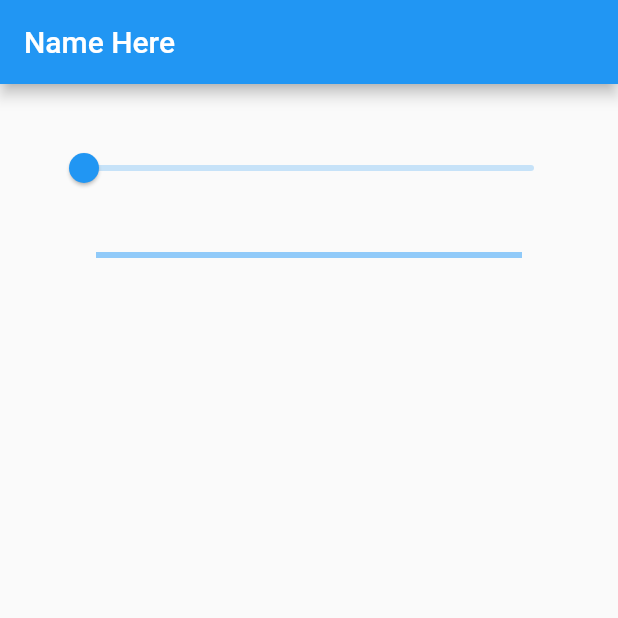
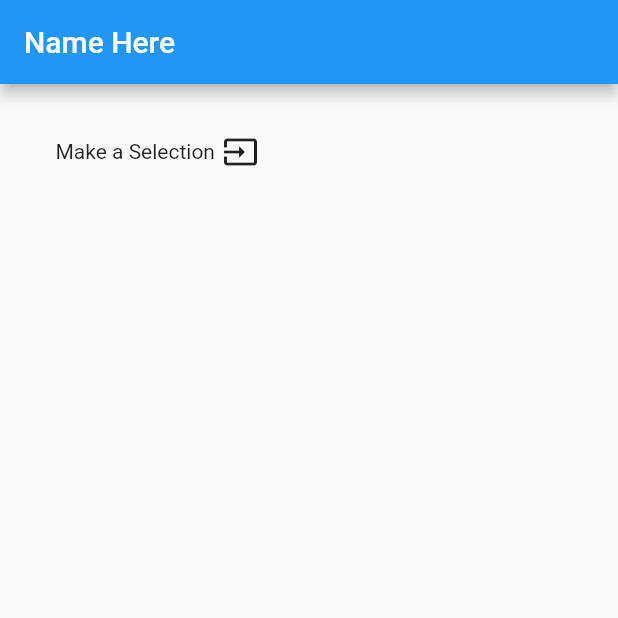
Before and after one commit to skmdaamir/sampleproject, a Flutter app: the screen it shows after launch, on a phone screen of 412 x 824 dp, the top half of it. Run offline on Flutter 3.47's test engine with Material 2 defaults, Android fonts, the phone set to English and light mode, and no system bars.

Commit message:
completed Dropdownlist

```diff
--- a/lib/main.dart
+++ b/lib/main.dart
@@ -14,39 +14,61 @@ class MyApp extends StatefulWidget {
   _MyAppState createState() => _MyAppState();
 }
 
+enum Animals { Cat, Dog, Bird, Lizard, Fish }
+
 class _MyAppState extends State<MyApp> {
-  double _value = 0.0;
-  void onChange(double value) => setState(() => _value = value);
+  Animals _selected = Animals.Cat;
+  String _value = "Make a Selection";
+  List<PopupMenuEntry<Animals>> _items = new List<PopupMenuEntry<Animals>>();
+
+  @override
+  void initState() {
+    for (Animals animal in Animals.values) {
+      _items.add(new PopupMenuItem(
+        child: Text(
+          _getDisplay(animal),
+        ),
+        value: animal,
+      ));
+    }
+  }
+
+  void _onSelected(Animals animal) {
+    setState(() {
+      _selected = animal;
+      _value = "You Selected ${_getDisplay(animal)}";
+    });
+  }
+
+  String _getDisplay(Animals animal) {
+    int index = animal.toString().indexOf('.');
+    index++;
+    return animal.toString().substring(index);
+  }
 
   @override
   Widget build(BuildContext context) {
     return Scaffold(
-      appBar: AppBar(
-        title: new Text("Name Here"),
-      ),
-      body: Container(
-        padding: new EdgeInsets.all(32.0),
-        child: Center(
-          child: Column(
+        appBar: AppBar(
+          title: new Text("Name Here"),
+        ),
+        body: Container(
+          padding: EdgeInsets.all(32.0),
+          child: Row(
             children: [
-              new Slider(value: _value, onChanged: onChange),
               new Container(
-                padding: EdgeInsets.all(32.0),
-                child: new LinearProgressIndicator(
-                  value: _value,
-                  valueColor: new AlwaysStoppedAnimation<Color>(Colors.green),
-                ),
+                padding: EdgeInsets.all(5.0),
+                child: Text(_value),
               ),
-              new Container(
-                padding: EdgeInsets.all(32.0),
-                child: new CircularProgressIndicator(
-                  value: _value,
-                ),
-              )
+              new PopupMenuButton<Animals>(
+                  child: new Icon(Icons.input),
+                  initialValue: Animals.Cat,
+                  onSelected: _onSelected,
+                  itemBuilder: (BuildContext context) {
+                    return _items;
+                  })
             ],
           ),
-        ),
-      ),
-    );
+        ));
   }
 }
```
